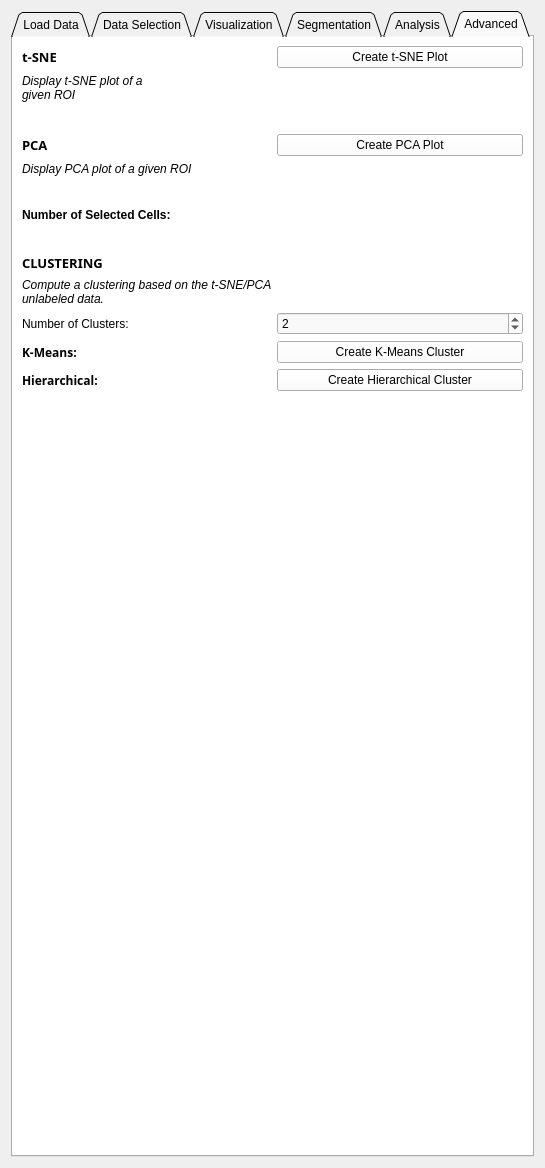
Old version of the form HypModuleCode/Resources/UI/HypModuleCode.ui in the repository SlicerMicro/Slicer-TITAN.
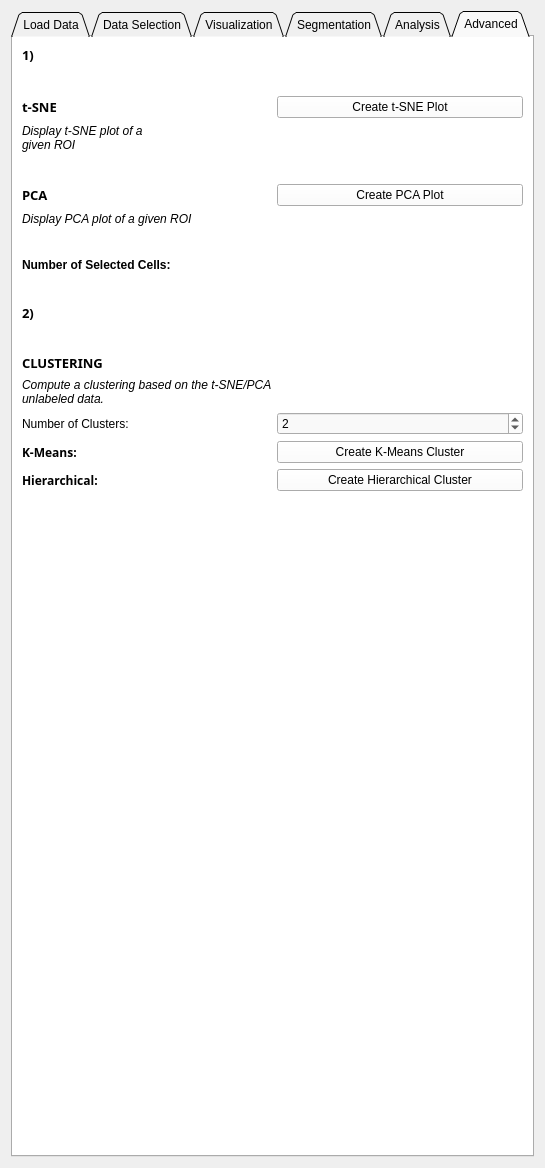
New version of the form. Custom widgets are drawn as their Qt base class.

Commit message: STYLE: Added numbering to Advanced tab

```diff
--- a/HypModuleCode/Resources/UI/HypModuleCode.ui
+++ b/HypModuleCode/Resources/UI/HypModuleCode.ui
@@ -1719,7 +1719,7 @@
        <string>Advanced</string>
       </attribute>
       <layout class="QFormLayout" name="formLayout_3">
-       <item row="0" column="0">
+       <item row="2" column="0">
         <widget class="QLabel" name="label_31">
          <property name="font">
           <font>
@@ -1734,14 +1734,14 @@
          </property>
         </widget>
        </item>
-       <item row="0" column="1">
+       <item row="2" column="1">
         <widget class="QPushButton" name="crtTsne">
          <property name="text">
           <string>Create t-SNE Plot</string>
          </property>
         </widget>
        </item>
-       <item row="3" column="0">
+       <item row="5" column="0">
         <widget class="QLabel" name="label_33">
          <property name="font">
           <font>
@@ -1756,7 +1756,7 @@
          </property>
         </widget>
        </item>
-       <item row="4" column="0">
+       <item row="6" column="0">
         <widget class="QLabel" name="label_34">
          <property name="font">
           <font>
@@ -1768,14 +1768,14 @@
          </property>
         </widget>
        </item>
-       <item row="3" column="1">
+       <item row="5" column="1">
         <widget class="QPushButton" name="crtPCA">
          <property name="text">
           <string>Create PCA Plot</string>
          </property>
         </widget>
        </item>
-       <item row="6" column="0">
+       <item row="8" column="0">
         <widget class="QLabel" name="label_35">
          <property name="font">
           <font>
@@ -1788,7 +1788,7 @@
          </property>
         </widget>
        </item>
-       <item row="6" column="1">
+       <item row="8" column="1">
         <widget class="QLabel" name="tsneSelectedCellsCount">
          <property name="font">
           <font>
@@ -1801,7 +1801,7 @@
          </property>
         </widget>
        </item>
-       <item row="1" column="0">
+       <item row="3" column="0">
         <widget class="QLabel" name="label_32">
          <property name="font">
           <font>
@@ -1816,7 +1816,7 @@
          </property>
         </widget>
        </item>
-       <item row="5" column="0">
+       <item row="7" column="0">
         <spacer name="horizontalSpacer_15">
          <property name="orientation">
           <enum>Qt::Horizontal</enum>
@@ -1829,7 +1829,7 @@
          </property>
         </spacer>
        </item>
-       <item row="2" column="0">
+       <item row="4" column="0">
         <spacer name="horizontalSpacer_16">
          <property name="orientation">
           <enum>Qt::Horizontal</enum>
@@ -1842,7 +1842,7 @@
          </property>
         </spacer>
        </item>
-       <item row="8" column="0">
+       <item row="12" column="0">
         <widget class="QLabel" name="label_36">
          <property name="font">
           <font>
@@ -1857,7 +1857,7 @@
          </property>
         </widget>
        </item>
-       <item row="9" column="0">
+       <item row="13" column="0">
         <widget class="QLabel" name="label_37">
          <property name="font">
           <font>
@@ -1872,14 +1872,14 @@
          </property>
         </widget>
        </item>
-       <item row="10" column="0">
+       <item row="14" column="0">
         <widget class="QLabel" name="label_38">
          <property name="text">
           <string>Number of Clusters:</string>
          </property>
         </widget>
        </item>
-       <item row="7" column="0">
+       <item row="9" column="0">
         <spacer name="horizontalSpacer_17">
          <property name="orientation">
           <enum>Qt::Horizontal</enum>
@@ -1892,21 +1892,21 @@
          </property>
         </spacer>
        </item>
-       <item row="10" column="1">
+       <item row="14" column="1">
         <widget class="QSpinBox" name="nClusters">
          <property name="value">
           <number>2</number>
          </property>
         </widget>
        </item>
-       <item row="11" column="1">
+       <item row="15" column="1">
         <widget class="QPushButton" name="crtKMeans">
          <property name="text">
           <string>Create K-Means Cluster</string>
          </property>
         </widget>
        </item>
-       <item row="11" column="0">
+       <item row="15" column="0">
         <widget class="QLabel" name="label_39">
          <property name="font">
           <font>
@@ -1920,7 +1920,7 @@
          </property>
         </widget>
        </item>
-       <item row="12" column="0">
+       <item row="16" column="0">
         <widget class="QLabel" name="label_40">
          <property name="font">
           <font>
@@ -1934,13 +1934,69 @@
          </property>
         </widget>
        </item>
-       <item row="12" column="1">
+       <item row="16" column="1">
         <widget class="QPushButton" name="crtHierarch">
          <property name="text">
           <string>Create Hierarchical Cluster</string>
          </property>
         </widget>
        </item>
+       <item row="0" column="0">
+        <widget class="QLabel" name="label_41">
+         <property name="font">
+          <font>
+           <family>Montserrat</family>
+           <pointsize>10</pointsize>
+           <weight>75</weight>
+           <bold>true</bold>
+          </font>
+         </property>
+         <property name="text">
+          <string>1)</string>
+         </property>
+        </widget>
+       </item>
+       <item row="10" column="0">
+        <widget class="QLabel" name="label_42">
+         <property name="font">
+          <font>
+           <family>Montserrat</family>
+           <pointsize>10</pointsize>
+           <weight>75</weight>
+           <bold>true</bold>
+          </font>
+         </property>
+         <property name="text">
+          <string>2)</string>
+         </property>
+        </widget>
+       </item>
+       <item row="1" column="0">
+        <spacer name="horizontalSpacer_18">
+         <property name="orientation">
+          <enum>Qt::Horizontal</enum>
+         </property>
+         <property name="sizeHint" stdset="0">
+          <size>
+           <width>40</width>
+           <height>20</height>
+          </size>
+         </property>
+        </spacer>
+       </item>
+       <item row="11" column="0">
+        <spacer name="horizontalSpacer_19">
+         <property name="orientation">
+          <enum>Qt::Horizontal</enum>
+         </property>
+         <property name="sizeHint" stdset="0">
+          <size>
+           <width>40</width>
+           <height>20</height>
+          </size>
+         </property>
+        </spacer>
+       </item>
       </layout>
      </widget>
     </widget>
```
